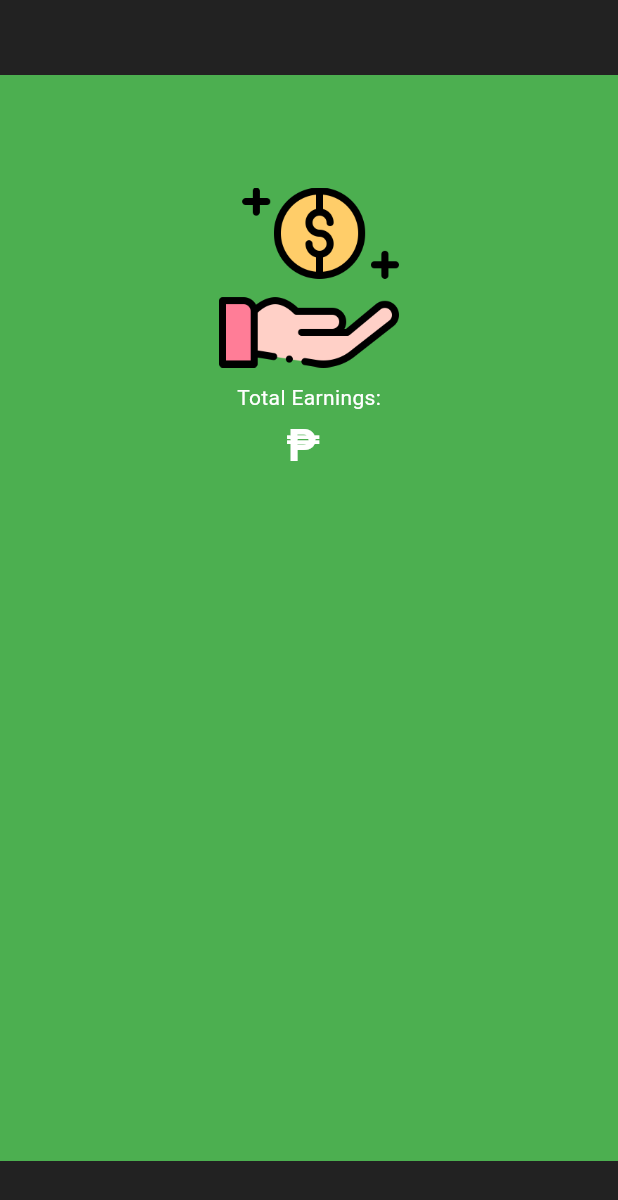
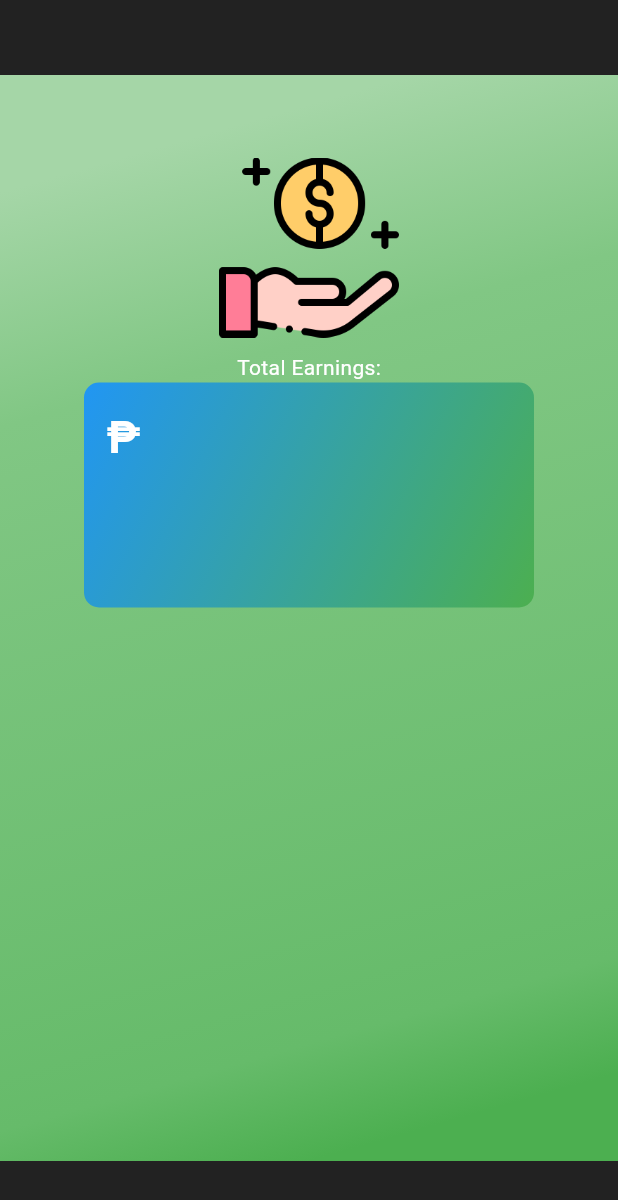
Before and after one commit to jnthnag/thesis_drivers_app_module, a Flutter app: the EarningsPage screen opened directly, on a phone screen of 412 x 824 dp. Shown: the top 1200 px of the screen. Run offline on Flutter 3.47's test engine with Material 3 defaults, Android fonts, the phone set to English and light mode, and no system bars; our stand-ins replace assets_audio_player, connectivity_plus, firebase_auth, firebase_core, firebase_database, firebase_messaging and 5 more; missing offline and left inert: flutter_geofire, flutter_polyline_points, restart_app; accounts and stored records are empty.

Commit message:
UI earnings page

```diff
--- a/lib/pages/earnings_page.dart
+++ b/lib/pages/earnings_page.dart
@@ -49,11 +49,27 @@ class _EarningsPageState extends State<EarningsPage>
           Center(
 
             child: Container(
-              color: Colors.green,
+              decoration: BoxDecoration(
+                  gradient: LinearGradient(
+                      begin: Alignment.topLeft,
+                      end: Alignment.bottomCenter,
+                      colors: [
+                        Colors.green.shade200,
+                        Colors.green.shade300,
+                        Colors.green.shade400,
+                        Colors.green.shade500,
+                      ],
+                      stops: const [
+                        0.1,
+                        0.3,
+                        0.9,
+                        1.0
+                      ])
+              ),
               width: MediaQuery.of(context).size.width,
               height: (MediaQuery.of(context).size.height) - 100,
               child: Padding(
-                padding: const EdgeInsets.all(75.0),
+                padding: const EdgeInsets.all(55.0),
                 child: Column(
                   children: [
 
@@ -70,12 +86,25 @@ class _EarningsPageState extends State<EarningsPage>
                       ),
                     ),
 
-                    Text(
-                      "\₱ ${driverEarnings}",
-                      style: const TextStyle(
-                        color: Colors.white,
-                        fontSize: 30,
-                        fontWeight: FontWeight.bold,
+                    Container(
+                      width: 300,
+                      height: 150,
+                      padding: const EdgeInsets.all(15.0),
+                      decoration: BoxDecoration(
+                        gradient: LinearGradient(
+                          colors: [Colors.blue, Colors.green], // Example gradient colors
+                          begin: Alignment.topLeft,
+                          end: Alignment.bottomRight,
+                        ),
+                        borderRadius: BorderRadius.circular(10), // Optional: Add border radius for rounded corners
+                      ),
+                      child: Text(
+                        "\₱ ${driverEarnings}",
+                        style: const TextStyle(
+                          color: Colors.white,
+                          fontSize: 30,
+                          fontWeight: FontWeight.bold,
+                        ),
                       ),
                     ),
 
--- a/lib/pushNotification/push_notification_system.dart
+++ b/lib/pushNotification/push_notification_system.dart
@@ -79,6 +79,15 @@ class PushNotificationSystem
     });
   }
 
+  // sending
+  /*sendPickUpAdressesToDataBase(value) async
+  {
+    await FirebaseDatabase.instance.ref()
+        .child("newTripStatus")
+        .child("pickUpAdresses")
+        .set(value);
+  }*/
+
 
 
   retrieveTripRequestInfo(tripID, BuildContext context) async {
@@ -109,10 +118,17 @@ class PushNotificationSystem
             double pickUpLng = double.parse((dataSnapshot.snapshot.value! as Map)["pickUpLatLng"]["longitude"]);
             tripDetailsInfo.pickUpLatLng = LatLng(pickUpLat, pickUpLng);
             pickUpLatLangs.add(LatLng(pickUpLat, pickUpLng));
+
             log("pickUpLatLangs: $pickUpLatLangs");
 
             tripDetailsInfo.pickUpAddress = (dataSnapshot.snapshot.value! as Map)["pickUpAddress"];
             pickUpAddresses.add({"address": tripDetailsInfo.pickUpAddress});
+
+            /*for (int i = 0; i < pickUpAddresses.length; i++) {
+              sendPickUpAdressesToDataBase(pickUpAddresses[i]);
+            }*/
+
+
             log("pickUpAddresses : $pickUpAddresses");
 
             double dropOffLat = double.parse((dataSnapshot.snapshot.value! as Map)["dropOffLatLng"]["latitude"]);
```
